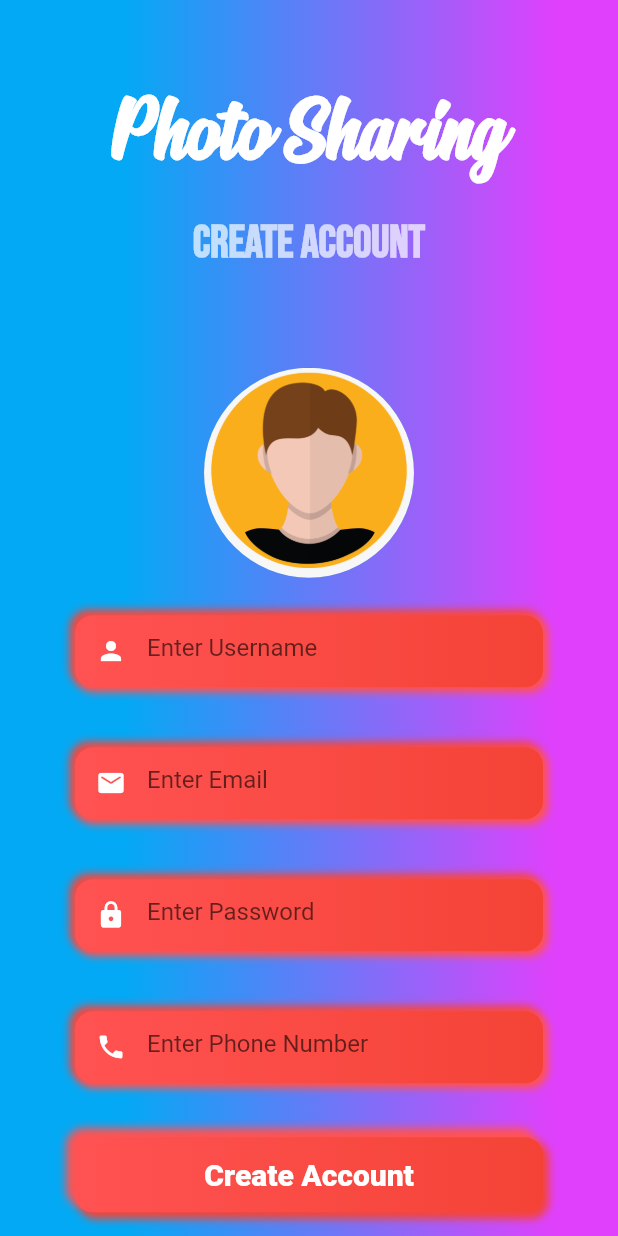
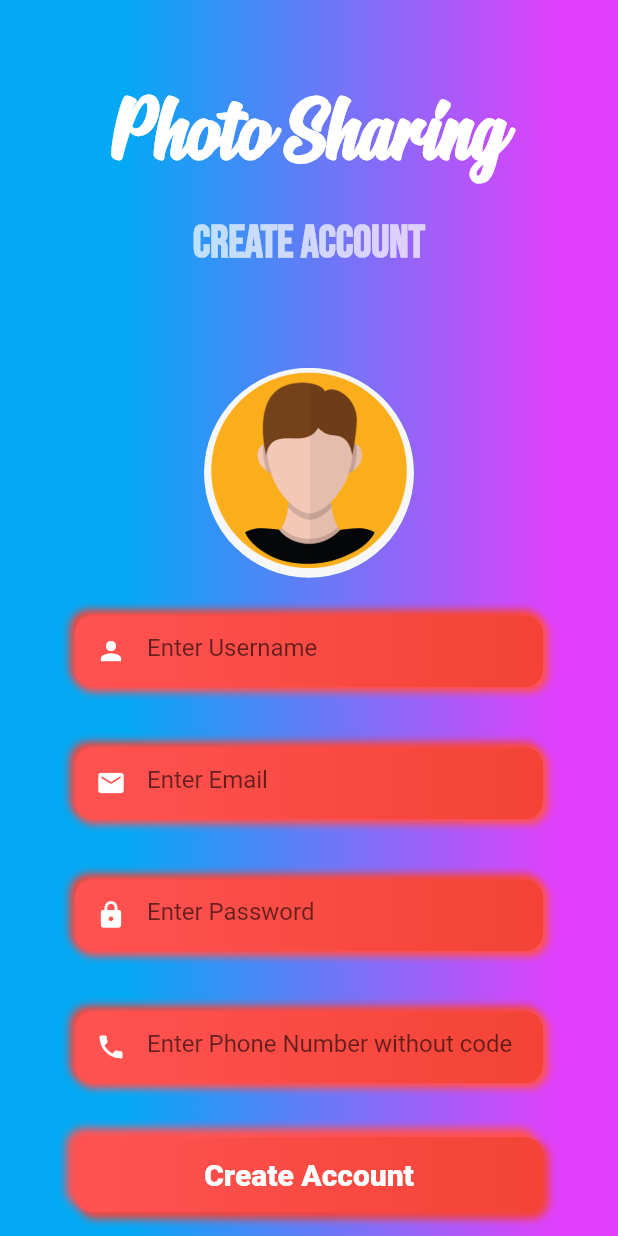
Before and after one commit to proomguy/photo_sharing_app, a Flutter app: the SignUpScreen screen opened directly, on a phone screen of 412 x 824 dp. Run offline on Flutter 3.47's test engine with Material 2 defaults, Android fonts, the phone set to English and light mode, and no system bars; our stand-ins replace cloud_firestore, firebase_auth, firebase_core, firebase_storage, fluttertoast, image_cropper and 1 more; accounts and stored records are empty.

Commit message:
Changed Message

```diff
--- a/lib/sign_up/components/info.dart
+++ b/lib/sign_up/components/info.dart
@@ -151,7 +151,7 @@ class _CredentialsState extends State<Credentials>{
           ),
           const SizedBox(height: 10.0,),
           InputField(
-            hintText: "Enter Phone Number",
+            hintText: "Enter Phone Number without code",
             iconData: Icons.phone,
             obscureText: false,
             textEditingController: _phoneNumberController,
```
